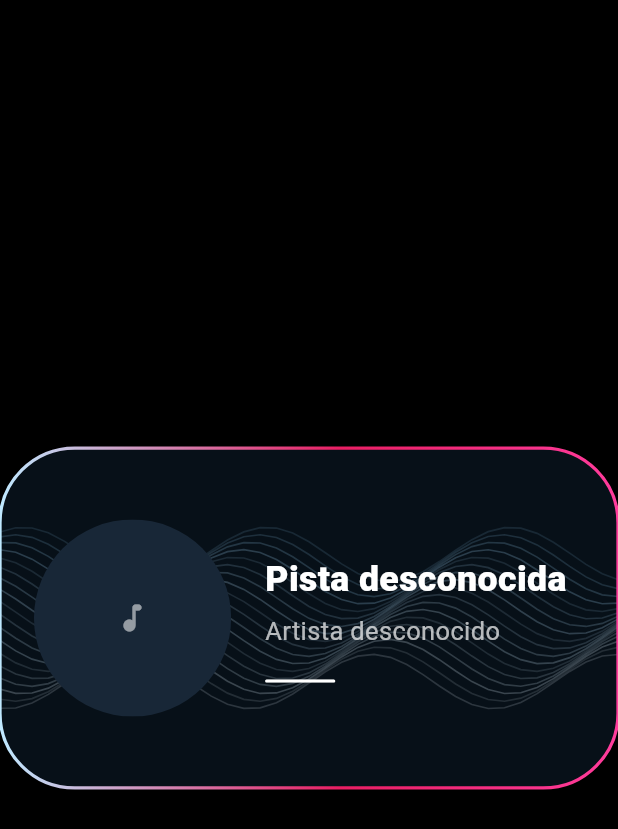
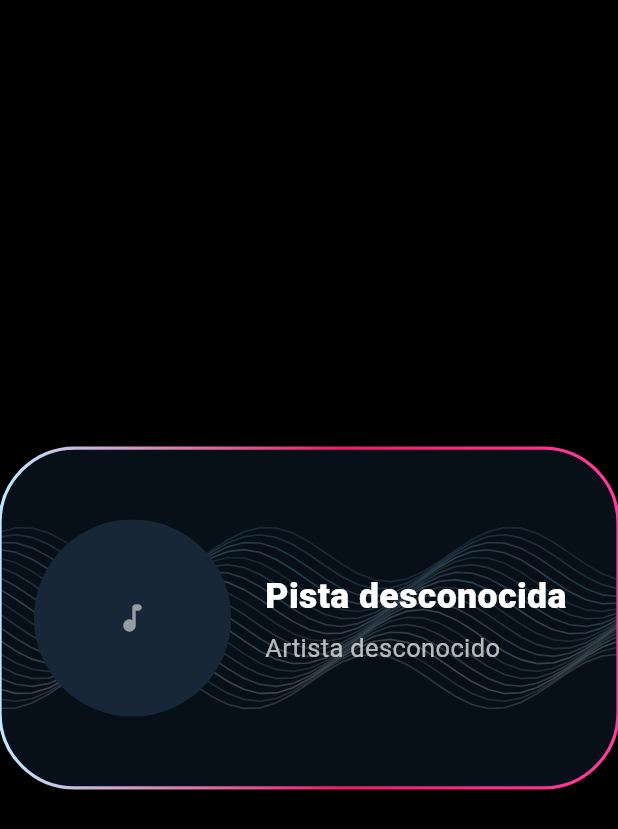
Before and after one commit to Carvajalandre/ACARMusic, a Flutter app: the MotionVisualizer widget shown alone on an empty page, opened directly with empty values, on a phone screen of 412 x 824 dp. Shown: the top 829 px of the screen. Run offline on Flutter 3.47's test engine with Material 3 defaults, Android fonts, the phone set to English and light mode, and no system bars; our stand-ins replace audio_service, google_fonts, just_audio, on_audio_query, palette_generator, permission_handler and 1 more; missing offline and left inert: audio_session; accounts and stored records are empty; statements that could not run were skipped.

Commit message:
correction motion

```diff
--- a/lib/visualizers/motion/motion_visualizer.dart
+++ b/lib/visualizers/motion/motion_visualizer.dart
@@ -1,11 +1,11 @@
-import 'dart:async';
 import 'dart:math';
 
 import 'package:flutter/material.dart';
 import 'package:on_audio_query/on_audio_query.dart';
 
 /// A fluid, player-shaped visualizer. Its cover and metadata come from the
-/// track currently being played, while the luminous ribbons follow the FFT.
+/// track currently being played, while the luminous ribbons run on a
+/// constant loop that does not react to the FFT.
 class MotionVisualizer extends StatefulWidget {
   final Stream<List<double>> fftStream;
   final Color glowColor;
@@ -28,10 +28,6 @@ class MotionVisualizer extends StatefulWidget {
 
 class _MotionVisualizerState extends State<MotionVisualizer>
     with SingleTickerProviderStateMixin {
-  static const _bandCount = 12;
-  final _levels = List<double>.filled(_bandCount, 0);
-  final _targets = List<double>.filled(_bandCount, 0);
-  StreamSubscription<List<double>>? _subscription;
   late final AnimationController _flow;
 
   @override
@@ -41,34 +37,10 @@ class _MotionVisualizerState extends State<MotionVisualizer>
       vsync: this,
       duration: const Duration(milliseconds: 4200),
     )..repeat();
-    _subscription = widget.fftStream.listen(_updateBands);
-  }
-
-  @override
-  void didUpdateWidget(covariant MotionVisualizer oldWidget) {
-    super.didUpdateWidget(oldWidget);
-    if (oldWidget.fftStream != widget.fftStream) {
-      _subscription?.cancel();
-      _subscription = widget.fftStream.listen(_updateBands);
-    }
-  }
-
-  void _updateBands(List<double> values) {
-    if (values.isEmpty) return;
-    for (var i = 0; i < _bandCount; i++) {
-      final from = (i * values.length / _bandCount).floor();
-      final to = max(from + 1, ((i + 1) * values.length / _bandCount).ceil());
-      var total = 0.0;
-      for (var j = from; j < min(to, values.length); j++) {
-        total += values[j].clamp(0.0, 1.0);
-      }
-      _targets[i] = pow(total / (to - from), .65).toDouble().clamp(0, 1);
-    }
   }
 
   @override
   void dispose() {
-    _subscription?.cancel();
     _flow.dispose();
     super.dispose();
   }
@@ -86,13 +58,8 @@ class _MotionVisualizerState extends State<MotionVisualizer>
               child: AnimatedBuilder(
                 animation: _flow,
                 builder: (_, __) {
-                  for (var i = 0; i < _bandCount; i++) {
-                    final speed = _targets[i] > _levels[i] ? .18 : .07;
-                    _levels[i] += (_targets[i] - _levels[i]) * speed;
-                  }
                   return CustomPaint(
                     painter: _MotionPainter(
-                      levels: _levels,
                       phase: _flow.value,
                       glowColor: widget.glowColor,
                     ),
@@ -147,24 +114,6 @@ class _MotionVisualizerState extends State<MotionVisualizer>
                                     fontSize: height * .075,
                                   ),
                                 ),
-                                SizedBox(height: height * .09),
-                                Container(
-                                  height: 2,
-                                  decoration: BoxDecoration(
-                                    color: Colors.white38,
-                                    borderRadius: BorderRadius.circular(2),
-                                  ),
-                                  child: FractionallySizedBox(
-                                    alignment: Alignment.centerLeft,
-                                    widthFactor: .22 + _levels.first * .25,
-                                    child: DecoratedBox(
-                                      decoration: BoxDecoration(
-                                        color: Colors.white,
-                                        borderRadius: BorderRadius.circular(2),
-                                      ),
-                                    ),
-                                  ),
-                                ),
                               ],
                             ),
                           ),
@@ -187,12 +136,10 @@ class _MotionVisualizerState extends State<MotionVisualizer>
 }
 
 class _MotionPainter extends CustomPainter {
-  final List<double> levels;
   final double phase;
   final Color glowColor;
 
   const _MotionPainter({
-    required this.levels,
     required this.phase,
     required this.glowColor,
   });
@@ -207,17 +154,14 @@ class _MotionPainter extends CustomPainter {
     canvas.clipRRect(card);
     canvas.drawRect(
         Offset.zero & size, Paint()..color = const Color(0xFF071018));
-    final average = levels.fold<double>(0, (a, b) => a + b) / levels.length;
     for (var layer = 0; layer < 18; layer++) {
       final path = Path()..moveTo(-size.width * .08, size.height * .5);
       final yOffset = (layer - 8.5) * size.height * .022;
       for (var step = 0; step <= 44; step++) {
         final x = size.width * (step / 44) * 1.16 - size.width * .08;
-        final band = levels[step % levels.length];
         final wave = sin(step * .42 + phase * pi * 2 + layer * .21);
-        final y = size.height * .5 +
-            yOffset +
-            wave * size.height * (.08 + average * .12 + band * .06);
+        final y =
+            size.height * .5 + yOffset + wave * size.height * .08;
         path.lineTo(x, y);
       }
       canvas.drawPath(
```
